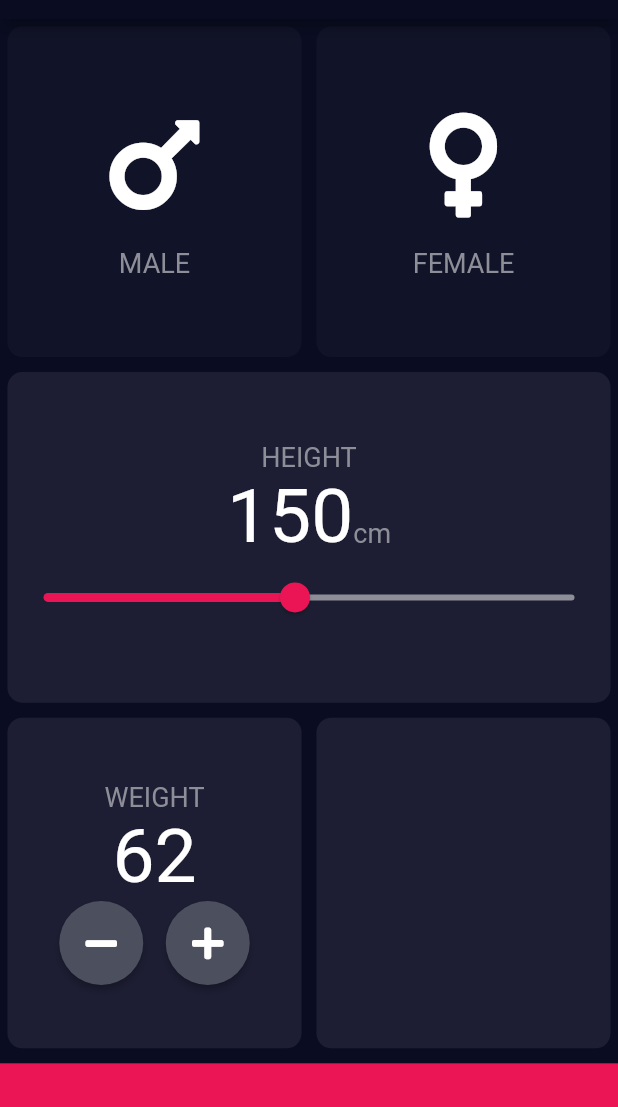
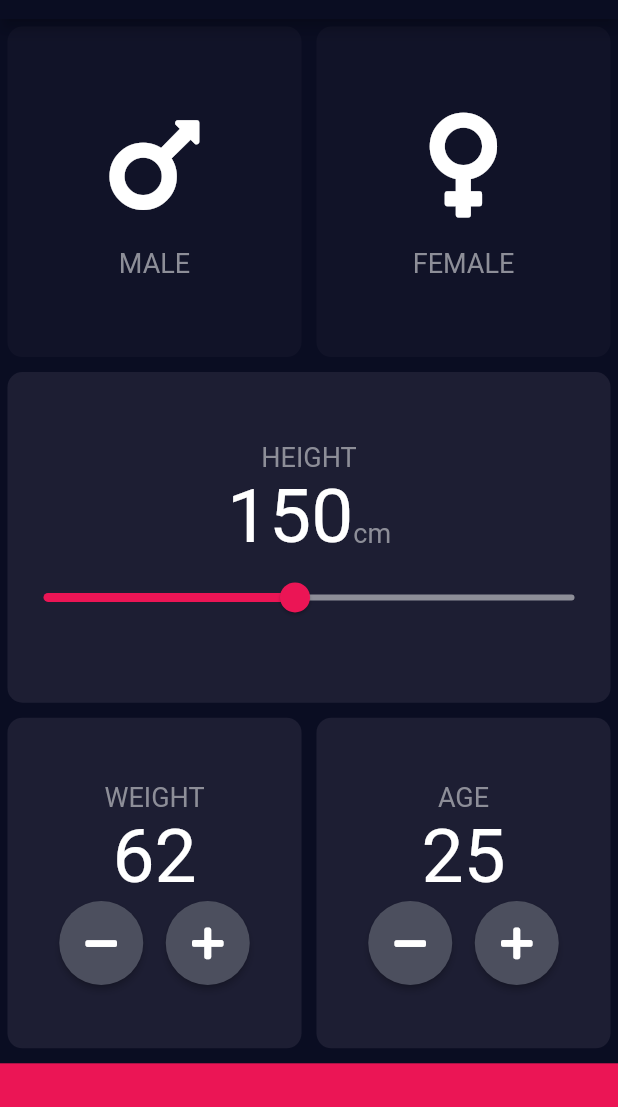
Before and after one commit to ErR0rpj/trial1, a Flutter app: the screen it shows after launch, on a phone screen of 412 x 824 dp, the part 65-1172 px from its top. Run offline on Flutter 3.47's test engine with Material 2 defaults, Android fonts, the phone set to English and light mode, and no system bars; our stand-ins replace font_awesome_flutter, rflutter_alert.

Commit message:
Age card complete

```diff
--- a/bmi-calculator-flutter-master/lib/input_page.dart
+++ b/bmi-calculator-flutter-master/lib/input_page.dart
@@ -7,6 +7,7 @@ import 'CardContent.dart';
 Gender selectedGender;
 int height = 150;
 int weight = 62;
+int age = 25;
 const double bottombarHeight = 80.0;
 const int cardFlex = 6;
 const int bottomBarFlex = 2;
@@ -141,7 +142,7 @@ class _InputPageState extends State<InputPage> {
                             RoundButton(
                               onPressed: () {
                                 setState(() {
-                                  weight--;
+                                  if (weight > 10) weight--;
                                 });
                               },
                               icon: FontAwesomeIcons.minus,
@@ -152,7 +153,7 @@ class _InputPageState extends State<InputPage> {
                             RoundButton(
                               onPressed: () {
                                 setState(() {
-                                  weight++;
+                                  if (weight < 180) weight++;
                                 });
                               },
                               icon: FontAwesomeIcons.plus,
@@ -164,7 +165,46 @@ class _InputPageState extends State<InputPage> {
                   ),
                 ),
                 Expanded(
-                  child: ReusableCardContainer(bgcolor: cardColor_clicked),
+                  child: ReusableCardContainer(
+                    bgcolor: cardColor_clicked,
+                    cardChild: Column(
+                      mainAxisAlignment: MainAxisAlignment.center,
+                      children: [
+                        Text(
+                          'AGE',
+                          style: commonTextStyle,
+                        ),
+                        Text(
+                          age.toString(),
+                          style: commonIconStyle,
+                        ),
+                        Row(
+                          mainAxisAlignment: MainAxisAlignment.center,
+                          children: [
+                            RoundButton(
+                              onPressed: () {
+                                setState(() {
+                                  if (age > 1) age--;
+                                });
+                              },
+                              icon: FontAwesomeIcons.minus,
+                            ),
+                            SizedBox(
+                              width: 15,
+                            ),
+                            RoundButton(
+                              onPressed: () {
+                                setState(() {
+                                  if (age < 120) age++;
+                                });
+                              },
+                              icon: FontAwesomeIcons.plus,
+                            ),
+                          ],
+                        ),
+                      ],
+                    ),
+                  ),
                 ),
               ],
             ),
@@ -186,7 +226,7 @@ class _InputPageState extends State<InputPage> {
 
 class RoundButton extends StatelessWidget {
   final IconData icon;
-  Function onPressed;
+  final Function onPressed;
 
   RoundButton({this.icon, @required this.onPressed});
 
```
